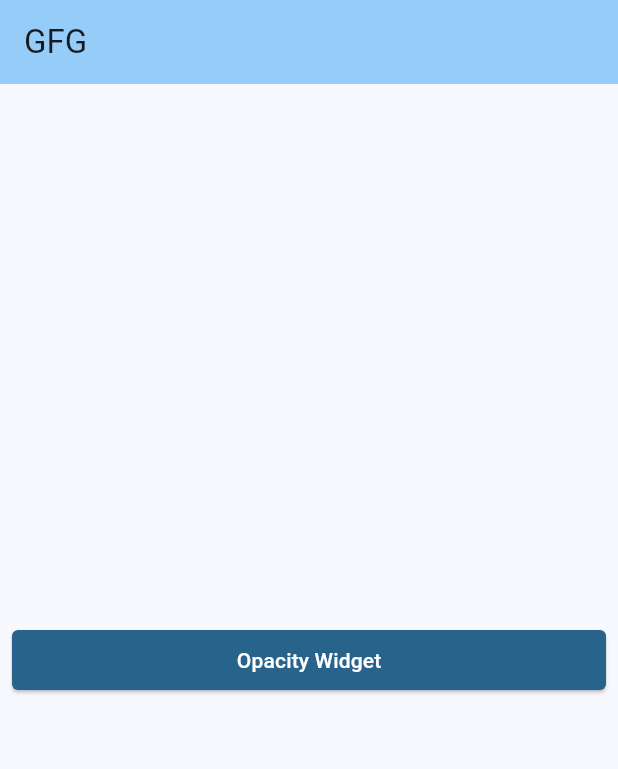
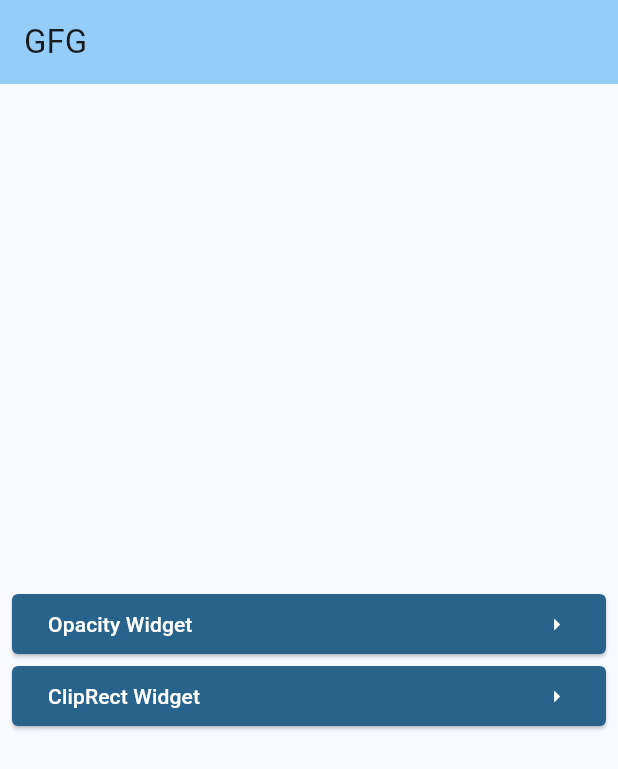
Before and after one commit to KayesAshfaQ/flutter_gfg_tutorials, a Flutter app: the screen it shows after launch, on a phone screen of 412 x 824 dp. Shown: the top 769 px of the screen. Run offline on Flutter 3.47's test engine with Material 2 defaults, Android fonts, the light colour scheme and no system bars.

Commit message:
clipRect added, custom appbar added

```diff
--- a/lib/main.dart
+++ b/lib/main.dart
@@ -18,6 +18,7 @@ class MyApp extends StatelessWidget {
         useMaterial3: true,
       ),
       home: const HomePage(),
+      debugShowCheckedModeBanner: false,
     );
   }
 }
--- a/lib/src/Pages/home_page.dart
+++ b/lib/src/Pages/home_page.dart
@@ -1,4 +1,5 @@
 import 'package:flutter/material.dart';
+import 'package:flutter_gfg_tutorials/src/Pages/clip_rect_page.dart';
 
 import '../util/helper_functions.dart';
 import '../widgets/button_widget.dart';
@@ -26,11 +27,18 @@ class _HomePageState extends State<HomePage> {
             mainAxisAlignment: MainAxisAlignment.center,
             crossAxisAlignment: CrossAxisAlignment.stretch,
             children: <Widget>[
-              ButtonWidget(
+              MyButton(
                 label: 'Opacity Widget',
                 onPressed: () => HelperFunctions.navigateTo(
                   context,
                   const OpacityPage(),
+                ),
+              ),
+              MyButton(
+                label: 'ClipRect Widget',
+                onPressed: () => HelperFunctions.navigateTo(
+                  context,
+                  const ClipRectPage(),
                 ),
               ),
             ],
--- a/lib/src/widgets/button_widget.dart
+++ b/lib/src/widgets/button_widget.dart
@@ -1,11 +1,10 @@
-
 import 'package:flutter/material.dart';
 
-class ButtonWidget extends StatelessWidget {
+class MyButton extends StatelessWidget {
   final String label;
   final VoidCallback? onPressed;
 
-  const ButtonWidget({
+  const MyButton({
     super.key,
     required this.label,
     required this.onPressed,
@@ -30,22 +29,14 @@ class ButtonWidget extends StatelessWidget {
         overlayColor: MaterialStateProperty.all<Color>(
           Theme.of(context).colorScheme.onPrimary.withOpacity(0.12),
         ),
-        // padding: MaterialStateProperty.all<EdgeInsetsGeometry>(
-        //   const EdgeInsets.all(16.0),
-        // ),
-        // elevation: MaterialStateProperty.all<double>(0.0),
-        // shadowColor: MaterialStateProperty.all<Color>(
-        //   Colors.transparent,
-        // ),
-        // animationDuration: const Duration(milliseconds: 200),
-        // enableFeedback: true,
-        // tapTargetSize: MaterialTapTargetSize.padded,
-        // alignment: Alignment.center,
-        // minimumSize: MaterialStateProperty.all<Size>(
-        //   const Size(88.0, 36.0),
-        // ),
       ),
-      child: Text(label),
+      child: Row(
+        mainAxisAlignment: MainAxisAlignment.spaceBetween,
+        children: [
+          Text(label),
+          const Icon(Icons.arrow_right),
+        ],
+      ),
     );
   }
 }
```
Also changed, not shown: lib/src/Pages/clip_rect_page.dart (added, +28 -0 lines), lib/src/Pages/opacity_page.dart (+4 -16 lines), lib/src/widgets/appbar_widget.dart (added, +30 -0 lines), lib/src/widgets/clip.dart (added, +13 -0 lines).
